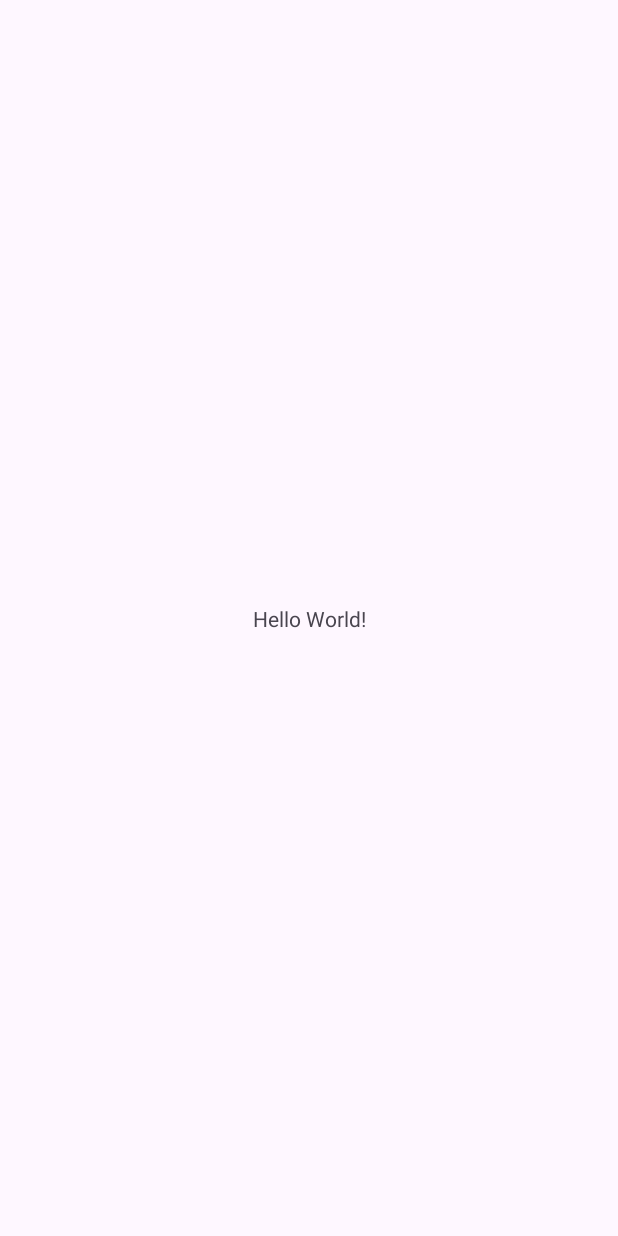
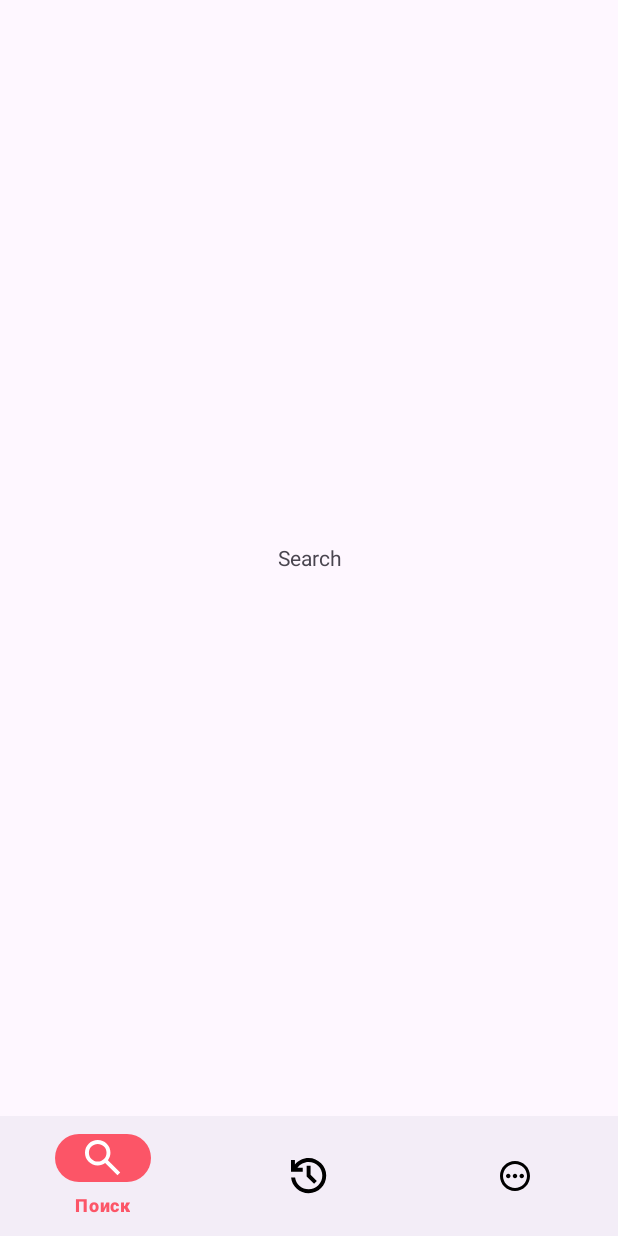
Before and after one commit to NovbiChannel/IP_Pathfinder_App, an Android app: the screen it shows after launch (HostActivity), on a phone screen of 412 x 824 dp. Before the commit the screen is almost empty. Run offline under Robolectric (Android 15) with nearby library versions, the phone set to English and light mode, and no system bars; our stand-ins replace Dagger/Hilt's generated code, navigation-ui.

Commit message:
Setting up the three main fragments. Navigation settings. Setting up the main theme of the application.

```diff
--- a/app/src/main/java/com/example/ip_search_app/ui/activity/HostActivity.kt
+++ b/app/src/main/java/com/example/ip_search_app/ui/activity/HostActivity.kt
@@ -1,14 +1,29 @@
 package com.example.ip_search_app.ui.activity
 
+import android.os.Bundle
+import android.view.View
 import androidx.appcompat.app.AppCompatActivity
-import android.os.Bundle
+import androidx.core.content.ContextCompat
+import androidx.navigation.findNavController
+import androidx.navigation.fragment.NavHostFragment
+import androidx.navigation.ui.setupWithNavController
 import com.example.ip_search_app.R
+import com.example.ip_search_app.databinding.ActivityHostBinding
 import dagger.hilt.android.AndroidEntryPoint
 
 @AndroidEntryPoint
 class HostActivity : AppCompatActivity() {
+
+    private lateinit var binding: ActivityHostBinding
     override fun onCreate(savedInstanceState: Bundle?) {
         super.onCreate(savedInstanceState)
-        setContentView(R.layout.activity_main)
+        binding = ActivityHostBinding.inflate(layoutInflater)
+        setContentView(binding.root)
+
+        val navHostFragment =
+            supportFragmentManager.findFragmentById(binding.navHostFragment.id) as NavHostFragment
+        val navController = navHostFragment.navController
+
+        binding.bottomNavBar.setupWithNavController(navController)
     }
 }
--- /dev/null
+++ b/app/src/main/java/com/example/ip_search_app/ui/fragments/HistoryFragment.kt
@@ -0,0 +1,22 @@
+package com.example.ip_search_app.ui.fragments
+
+import android.os.Bundle
+import android.view.LayoutInflater
+import android.view.View
+import android.view.ViewGroup
+import androidx.fragment.app.Fragment
+import com.example.ip_search_app.databinding.FragmentHistoryBinding
+import dagger.hilt.android.AndroidEntryPoint
+
+@AndroidEntryPoint
+class HistoryFragment : Fragment() {
+    private var _binding: FragmentHistoryBinding? = null
+    private val binding get() = _binding!!
+    override fun onCreateView(
+        inflater: LayoutInflater, container: ViewGroup?,
+        savedInstanceState: Bundle?
+    ): View {
+        _binding = FragmentHistoryBinding.inflate(inflater, container, false)
+        return binding.root
+    }
+}
--- /dev/null
+++ b/app/src/main/java/com/example/ip_search_app/ui/fragments/MoreFragment.kt
@@ -0,0 +1,23 @@
+package com.example.ip_search_app.ui.fragments
+
+import android.os.Bundle
+import android.view.LayoutInflater
+import android.view.View
+import android.view.ViewGroup
+import androidx.fragment.app.Fragment
+import com.example.ip_search_app.databinding.FragmentMoreBinding
+import dagger.hilt.android.AndroidEntryPoint
+
+@AndroidEntryPoint
+class MoreFragment : Fragment() {
+
+    private var _binding: FragmentMoreBinding? = null
+    private val binding get() = _binding!!
+    override fun onCreateView(
+        inflater: LayoutInflater, container: ViewGroup?,
+        savedInstanceState: Bundle?
+    ): View {
+        _binding = FragmentMoreBinding.inflate(inflater, container, false)
+        return binding.root
+    }
+}
--- /dev/null
+++ b/app/src/main/java/com/example/ip_search_app/ui/fragments/SearchFragment.kt
@@ -0,0 +1,22 @@
+package com.example.ip_search_app.ui.fragments
+
+import android.os.Bundle
+import android.view.LayoutInflater
+import android.view.View
+import android.view.ViewGroup
+import androidx.fragment.app.Fragment
+import com.example.ip_search_app.databinding.FragmentSearchBinding
+import dagger.hilt.android.AndroidEntryPoint
+
+@AndroidEntryPoint
+class SearchFragment : Fragment() {
+    private var _binding: FragmentSearchBinding? = null
+    private val binding get() = _binding!!
+    override fun onCreateView(
+        inflater: LayoutInflater, container: ViewGroup?,
+        savedInstanceState: Bundle?
+    ): View {
+        _binding = FragmentSearchBinding.inflate(inflater, container, false)
+        return binding.root
+    }
+}
--- /dev/null
+++ b/app/src/main/res/drawable/bottom_nav_selector.xml
@@ -0,0 +1,5 @@
+<?xml version="1.0" encoding="utf-8"?>
+<selector xmlns:android="http://schemas.android.com/apk/res/android">
+    <item android:state_checked="true" android:color="@color/colorAccent" />
+    <item android:state_checked="false" android:color="@color/colorTextPrimary" />
+</selector>
--- /dev/null
+++ b/app/src/main/res/drawable/bottom_nav_selector_icon.xml
@@ -0,0 +1,5 @@
+<?xml version="1.0" encoding="utf-8"?>
+<selector xmlns:android="http://schemas.android.com/apk/res/android">
+    <item android:state_checked="true" android:color="@color/colorPrimary" />
+    <item android:state_checked="false" android:color="@color/colorTextPrimary" />
+</selector>
--- /dev/null
+++ b/app/src/main/res/drawable/ic_history_22dp.xml
@@ -0,0 +1,9 @@
+<vector xmlns:android="http://schemas.android.com/apk/res/android"
+    android:width="23dp"
+    android:height="23dp"
+    android:viewportWidth="23"
+    android:viewportHeight="23">
+  <path
+      android:pathData="M11.25,22.5C8.375,22.5 5.87,21.547 3.734,19.64C1.598,17.733 0.374,15.353 0.062,12.5H2.625C2.917,14.667 3.88,16.458 5.516,17.875C7.152,19.292 9.063,20 11.25,20C13.688,20 15.755,19.151 17.454,17.452C19.152,15.754 20.001,13.687 20,11.25C20,8.813 19.151,6.745 17.452,5.046C15.754,3.348 13.687,2.499 11.25,2.5C9.813,2.5 8.469,2.833 7.219,3.5C5.969,4.167 4.917,5.083 4.063,6.25H7.5V8.75H0V1.25H2.5V4.188C3.563,2.854 4.86,1.823 6.391,1.094C7.923,0.365 9.542,0 11.25,0C12.813,0 14.276,0.297 15.641,0.891C17.006,1.485 18.194,2.287 19.204,3.296C20.214,4.307 21.016,5.495 21.61,6.859C22.204,8.223 22.501,9.687 22.5,11.25C22.5,12.813 22.203,14.276 21.609,15.641C21.015,17.006 20.213,18.194 19.204,19.204C18.193,20.214 17.005,21.016 15.641,21.61C14.277,22.204 12.813,22.501 11.25,22.5ZM14.75,16.5L10,11.75V5H12.5V10.75L16.5,14.75L14.75,16.5Z"
+      android:fillColor="#000000"/>
+</vector>
--- /dev/null
+++ b/app/src/main/res/drawable/ic_more_30dp.xml
@@ -0,0 +1,17 @@
+<vector xmlns:android="http://schemas.android.com/apk/res/android"
+    android:width="30dp"
+    android:height="30dp"
+    android:viewportWidth="30"
+    android:viewportHeight="30">
+  <group>
+    <clip-path
+        android:pathData="M0,0h30v30h-30z"/>
+    <group>
+      <clip-path
+          android:pathData="M0,0h30v30h-30z"/>
+      <path
+          android:pathData="M15,2.5C21.904,2.5 27.5,8.096 27.5,15C27.5,21.904 21.904,27.5 15,27.5C8.096,27.5 2.5,21.904 2.5,15C2.5,8.096 8.096,2.5 15,2.5ZM15,5C12.348,5 9.804,6.054 7.929,7.929C6.054,9.804 5,12.348 5,15C5,17.652 6.054,20.196 7.929,22.071C9.804,23.946 12.348,25 15,25C17.652,25 20.196,23.946 22.071,22.071C23.946,20.196 25,17.652 25,15C25,12.348 23.946,9.804 22.071,7.929C20.196,6.054 17.652,5 15,5ZM9.375,13.125C9.872,13.125 10.349,13.323 10.701,13.674C11.052,14.026 11.25,14.503 11.25,15C11.25,15.497 11.052,15.974 10.701,16.326C10.349,16.677 9.872,16.875 9.375,16.875C8.878,16.875 8.401,16.677 8.049,16.326C7.698,15.974 7.5,15.497 7.5,15C7.5,14.503 7.698,14.026 8.049,13.674C8.401,13.323 8.878,13.125 9.375,13.125ZM15,13.125C15.497,13.125 15.974,13.323 16.326,13.674C16.677,14.026 16.875,14.503 16.875,15C16.875,15.497 16.677,15.974 16.326,16.326C15.974,16.677 15.497,16.875 15,16.875C14.503,16.875 14.026,16.677 13.674,16.326C13.323,15.974 13.125,15.497 13.125,15C13.125,14.503 13.323,14.026 13.674,13.674C14.026,13.323 14.503,13.125 15,13.125ZM20.625,13.125C21.122,13.125 21.599,13.323 21.951,13.674C22.302,14.026 22.5,14.503 22.5,15C22.5,15.497 22.302,15.974 21.951,16.326C21.599,16.677 21.122,16.875 20.625,16.875C20.128,16.875 19.651,16.677 19.299,16.326C18.948,15.974 18.75,15.497 18.75,15C18.75,14.503 18.948,14.026 19.299,13.674C19.651,13.323 20.128,13.125 20.625,13.125Z"
+          android:fillColor="#000000"/>
+    </group>
+  </group>
+</vector>
--- /dev/null
+++ b/app/src/main/res/drawable/ic_search_22dp.xml
@@ -0,0 +1,9 @@
+<vector xmlns:android="http://schemas.android.com/apk/res/android"
+    android:width="23dp"
+    android:height="23dp"
+    android:viewportWidth="23"
+    android:viewportHeight="23">
+  <path
+      android:pathData="M20.75,22.5L12.875,14.625C12.25,15.125 11.531,15.521 10.719,15.813C9.906,16.104 9.042,16.25 8.125,16.25C5.854,16.25 3.932,15.463 2.36,13.89C0.788,12.317 0.001,10.395 0,8.125C0,5.854 0.787,3.932 2.36,2.36C3.933,0.788 5.855,0.001 8.125,0C10.396,0 12.318,0.787 13.89,2.36C15.462,3.933 16.249,5.855 16.25,8.125C16.25,9.042 16.104,9.906 15.813,10.719C15.521,11.531 15.125,12.25 14.625,12.875L22.5,20.75L20.75,22.5ZM8.125,13.75C9.688,13.75 11.016,13.203 12.11,12.109C13.204,11.015 13.751,9.687 13.75,8.125C13.75,6.563 13.203,5.234 12.109,4.14C11.015,3.046 9.687,2.499 8.125,2.5C6.563,2.5 5.234,3.047 4.14,4.141C3.046,5.235 2.499,6.563 2.5,8.125C2.5,9.688 3.047,11.016 4.141,12.11C5.235,13.204 6.563,13.751 8.125,13.75Z"
+      android:fillColor="#000000"/>
+</vector>
--- /dev/null
+++ b/app/src/main/res/layout/activity_host.xml
@@ -0,0 +1,36 @@
+<?xml version="1.0" encoding="utf-8"?>
+<androidx.constraintlayout.widget.ConstraintLayout
+    xmlns:android="http://schemas.android.com/apk/res/android"
+    xmlns:app="http://schemas.android.com/apk/res-auto"
+    xmlns:tools="http://schemas.android.com/tools"
+    android:layout_width="match_parent"
+    android:layout_height="match_parent"
+    tools:context=".ui.activity.HostActivity">
+
+    <androidx.fragment.app.FragmentContainerView
+        android:id="@+id/navHostFragment"
+        android:layout_width="0dp"
+        android:layout_height="0dp"
+        app:layout_constraintStart_toStartOf="parent"
+        app:layout_constraintEnd_toEndOf="parent"
+        app:layout_constraintTop_toTopOf="parent"
+        app:layout_constraintBottom_toTopOf="@id/bottomNavBar"
+        android:name="androidx.navigation.fragment.NavHostFragment"
+        app:defaultNavHost="true"
+        app:navGraph="@navigation/nav_graph"/>
+
+    <com.google.android.material.bottomnavigation.BottomNavigationView
+        android:id="@+id/bottomNavBar"
+        android:layout_width="match_parent"
+        android:layout_height="wrap_content"
+        app:labelVisibilityMode="selected"
+        app:itemActiveIndicatorStyle="@style/App.Custom.Indicator"
+        app:menu="@menu/bottom_nav_menu"
+        app:itemIconTint="@drawable/bottom_nav_selector_icon"
+        app:itemTextColor="@drawable/bottom_nav_selector"
+        app:layout_constraintStart_toStartOf="parent"
+        app:layout_constraintEnd_toEndOf="parent"
+        app:layout_constraintHorizontal_bias="0.5"
+        app:layout_constraintBottom_toBottomOf="parent"/>
+
+</androidx.constraintlayout.widget.ConstraintLayout>
--- a/app/src/main/res/layout/activity_main.xml
+++ /dev/null
@@ -1,18 +0,0 @@
-<?xml version="1.0" encoding="utf-8"?>
-<androidx.constraintlayout.widget.ConstraintLayout xmlns:android="http://schemas.android.com/apk/res/android"
-    xmlns:app="http://schemas.android.com/apk/res-auto"
-    xmlns:tools="http://schemas.android.com/tools"
-    android:layout_width="match_parent"
-    android:layout_height="match_parent"
-    tools:context=".ui.activity.HostActivity">
-
-    <TextView
-        android:layout_width="wrap_content"
-        android:layout_height="wrap_content"
-        android:text="Hello World!"
-        app:layout_constraintBottom_toBottomOf="parent"
-        app:layout_constraintEnd_toEndOf="parent"
-        app:layout_constraintStart_toStartOf="parent"
-        app:layout_constraintTop_toTopOf="parent" />
-
-</androidx.constraintlayout.widget.ConstraintLayout>
--- /dev/null
+++ b/app/src/main/res/layout/fragment_history.xml
@@ -0,0 +1,15 @@
+<?xml version="1.0" encoding="utf-8"?>
+<FrameLayout xmlns:android="http://schemas.android.com/apk/res/android"
+    xmlns:tools="http://schemas.android.com/tools"
+    android:layout_width="match_parent"
+    android:layout_height="match_parent"
+    tools:context=".ui.fragments.HistoryFragment">
+
+    <!-- TODO: Update blank fragment layout -->
+    <TextView
+        android:layout_width="match_parent"
+        android:layout_height="match_parent"
+        android:gravity="center"
+        android:text="History" />
+
+</FrameLayout>
--- /dev/null
+++ b/app/src/main/res/layout/fragment_more.xml
@@ -0,0 +1,15 @@
+<?xml version="1.0" encoding="utf-8"?>
+<FrameLayout xmlns:android="http://schemas.android.com/apk/res/android"
+    xmlns:tools="http://schemas.android.com/tools"
+    android:layout_width="match_parent"
+    android:layout_height="match_parent"
+    tools:context=".ui.fragments.MoreFragment">
+
+    <!-- TODO: Update blank fragment layout -->
+    <TextView
+        android:layout_width="match_parent"
+        android:layout_height="match_parent"
+        android:gravity="center"
+        android:text="More" />
+
+</FrameLayout>
--- /dev/null
+++ b/app/src/main/res/layout/fragment_search.xml
@@ -0,0 +1,15 @@
+<?xml version="1.0" encoding="utf-8"?>
+<FrameLayout xmlns:android="http://schemas.android.com/apk/res/android"
+    xmlns:tools="http://schemas.android.com/tools"
+    android:layout_width="match_parent"
+    android:layout_height="match_parent"
+    tools:context=".ui.fragments.SearchFragment">
+
+    <!-- TODO: Update blank fragment layout -->
+    <TextView
+        android:layout_width="match_parent"
+        android:layout_height="match_parent"
+        android:gravity="center"
+        android:text="Search" />
+
+</FrameLayout>
--- /dev/null
+++ b/app/src/main/res/menu/bottom_nav_menu.xml
@@ -0,0 +1,15 @@
+<?xml version="1.0" encoding="utf-8"?>
+<menu xmlns:android="http://schemas.android.com/apk/res/android">
+    <item android:id="@+id/searchFragment"
+        android:title="@string/menu_item_search"
+        android:icon="@drawable/ic_search_22dp"
+        />
+    <item android:id="@+id/historyFragment"
+        android:title="@string/menu_item_history"
+        android:icon="@drawable/ic_history_22dp"
+        />
+    <item android:id="@+id/moreFragment"
+        android:title="@string/menu_item_more"
+        android:icon="@drawable/ic_more_30dp"
+        />
+</menu>
--- /dev/null
+++ b/app/src/main/res/navigation/nav_graph.xml
@@ -0,0 +1,23 @@
+<?xml version="1.0" encoding="utf-8"?>
+<navigation xmlns:android="http://schemas.android.com/apk/res/android"
+    xmlns:app="http://schemas.android.com/apk/res-auto"
+    xmlns:tools="http://schemas.android.com/tools"
+    android:id="@+id/nav_graph"
+    app:startDestination="@id/searchFragment">
+
+    <fragment
+        android:id="@+id/searchFragment"
+        android:name="com.example.ip_search_app.ui.fragments.SearchFragment"
+        android:label="fragment_search"
+        tools:layout="@layout/fragment_search" />
+    <fragment
+        android:id="@+id/historyFragment"
+        android:name="com.example.ip_search_app.ui.fragments.HistoryFragment"
+        android:label="fragment_history"
+        tools:layout="@layout/fragment_history" />
+    <fragment
+        android:id="@+id/moreFragment"
+        android:name="com.example.ip_search_app.ui.fragments.MoreFragment"
+        android:label="fragment_more"
+        tools:layout="@layout/fragment_more" />
+</navigation>
--- a/app/src/main/res/values/strings.xml
+++ b/app/src/main/res/values/strings.xml
@@ -1,4 +1,10 @@
 <resources>
     //Название приложения
     <string name="app_name">IP Следопыт</string>
+    //Заголовки элементов меню навигации
+    <string name="menu_item_search">Поиск</string>
+    <string name="menu_item_history">История</string>
+    <string name="menu_item_more">Ещё</string>
+    <!-- TODO: Remove or change this placeholder text -->
+    <string name="hello_blank_fragment">Hello blank fragment</string>
 </resources>
--- a/app/src/main/res/values/themes.xml
+++ b/app/src/main/res/values/themes.xml
@@ -1,9 +1,14 @@
 <resources xmlns:tools="http://schemas.android.com/tools">
     <!-- Base application theme. -->
-    <style name="Base.Theme.IP_Search_App" parent="Theme.Material3.DayNight.NoActionBar">
+    <style name="Base.Theme.IP_Search_App" parent="Theme.Material3.Light.NoActionBar">
         <!-- Customize your light theme here. -->
-        <!-- <item name="colorPrimary">@color/my_light_primary</item> -->
+        <item name="colorAccent">@color/colorAccent</item>
+        <item name="colorPrimaryDark">@color/colorAccent</item>
     </style>
 
     <style name="Theme.IP_Search_App" parent="Base.Theme.IP_Search_App" />
+
+    <style name="App.Custom.Indicator" parent="Widget.Material3.BottomNavigationView.ActiveIndicator">
+        <item name="android:color">@color/colorAccent</item>
+    </style>
 </resources>
```
Also changed, not shown: app/build.gradle.kts (+6 -1 lines).
